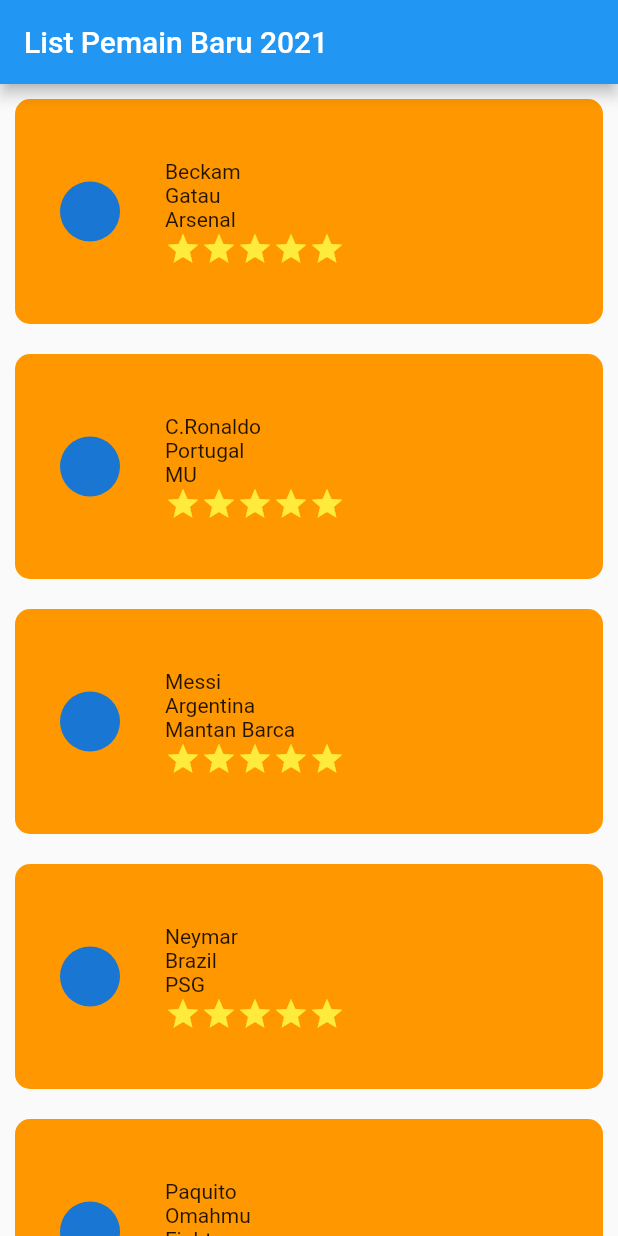
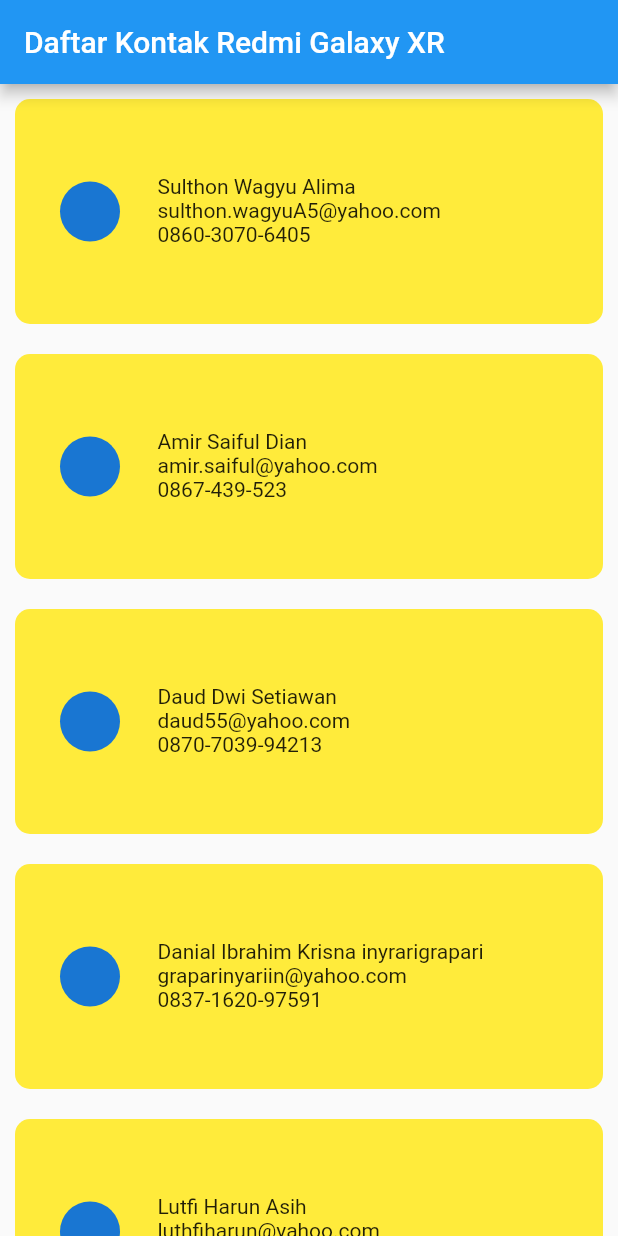
Before and after one commit to apipwess/Tugas-01-192410102039-Mobile-B, a Flutter app: the screen it shows after launch, on a phone screen of 412 x 824 dp. Run offline on Flutter 3.47's test engine with Material 2 defaults, Android fonts, the phone set to English and light mode, and no system bars.

Commit message:
Make Contact

```diff
--- a/tugas_prak_1/lib/main.dart
+++ b/tugas_prak_1/lib/main.dart
@@ -5,45 +5,46 @@
 }
 
 class MyApp extends StatelessWidget {
-  List<String> List_NamaPemain = [
-    "Beckam",
-    "C.Ronaldo",
-    "Messi",
-    "Neymar",
-    "Paquito",
-    "Estes",
+  //const MyApp({Key? key}) : super(key: key);
+
+  List<String> list_Nama = [
+    "Sulthon Wagyu Alima",
+    "Amir Saiful Dian",
+    "Daud Dwi Setiawan",
+    "Danial Ibrahim Krisna inyrarigrapari",
+    "Lutfi Harun Asih",
+    "Vina Zulfikar Ratu",
     "Nana"
   ];
-  List<String> List_Negara = [
-    "Gatau",
-    "Portugal",
-    "Argentina",
-    "Brazil",
-    "Omahmu",
-    "Land Of Dawn",
-    "Deketnya Paquito"
+
+  List<String> list_Email = [
+    "sulthon.wagyuA5@yahoo.com",
+    "amir.saiful@yahoo.com",
+    "daud55@yahoo.com",
+    "graparinyariin@yahoo.com",
+    "luthfiharun@yahoo.com",
+    "vinaRatu@yahoo.com",
+    "clifton.nana@hotmail.com"
   ];
-  List<String> List_Club = [
-    "Arsenal",
-    "MU",
-    "Mantan Barca",
-    "PSG",
-    "Fighter",
-    "Support",
-    "Apakah Kamu ingin.."
+  List<String> list_NoTelpon = [
+    "0860-3070-6405",
+    "0867-439-523",
+    "0870-7039-94213",
+    "0837-1620-97591",
+    "0860-5032-9699",
+    "0883-4807-876",
+    "0880-8993-5927"
   ];
-
-  //const MyApp({Key? key}) : super(key: key);
 
   @override
   Widget build(BuildContext context) {
     return MaterialApp(
       home: Scaffold(
         appBar: AppBar(
-          title: Text("List Pemain Baru 2021"),
+          title: Text("Daftar Kontak Redmi Galaxy XR"),
         ),
         body: ListView(children: [
-          for (int i = 0; i < List_NamaPemain.length; i++)
+          for (int i = 0; i < list_Nama.length; i++)
             Container(
               width: double.infinity,
               height: 150,
@@ -51,7 +52,7 @@
               padding:
                   EdgeInsets.only(left: 30, top: 10, right: 10, bottom: 10),
               decoration: BoxDecoration(
-                  color: Colors.orange,
+                  color: Colors.yellow,
                   borderRadius: BorderRadius.circular(10)),
               child: Row(
                 children: [
@@ -59,26 +60,17 @@
                   Flexible(
                       fit: FlexFit.tight,
                       child: Container(
-                        margin: EdgeInsets.only(left: 30, top: 30),
+                        margin: EdgeInsets.only(left: 25, top: 40),
                         height: 130,
                         width: 150,
-                        color: Colors.orange,
+                        color: Colors.yellow,
                         child: Column(
                           crossAxisAlignment: CrossAxisAlignment.start,
                           mainAxisAlignment: MainAxisAlignment.start,
                           children: [
-                            Text(List_NamaPemain[i]),
-                            Text(List_Negara[i]),
-                            Text(List_Club[i]),
-                            Row(
-                              children: [
-                                for (int i = 0; i < 5; i++)
-                                  Icon(
-                                    Icons.star,
-                                    color: Colors.yellow,
-                                  )
-                              ],
-                            ),
+                            Text(list_Nama[i]),
+                            Text(list_Email[i]),
+                            Text(list_NoTelpon[i]),
                           ],
                         ),
                       ))
```
